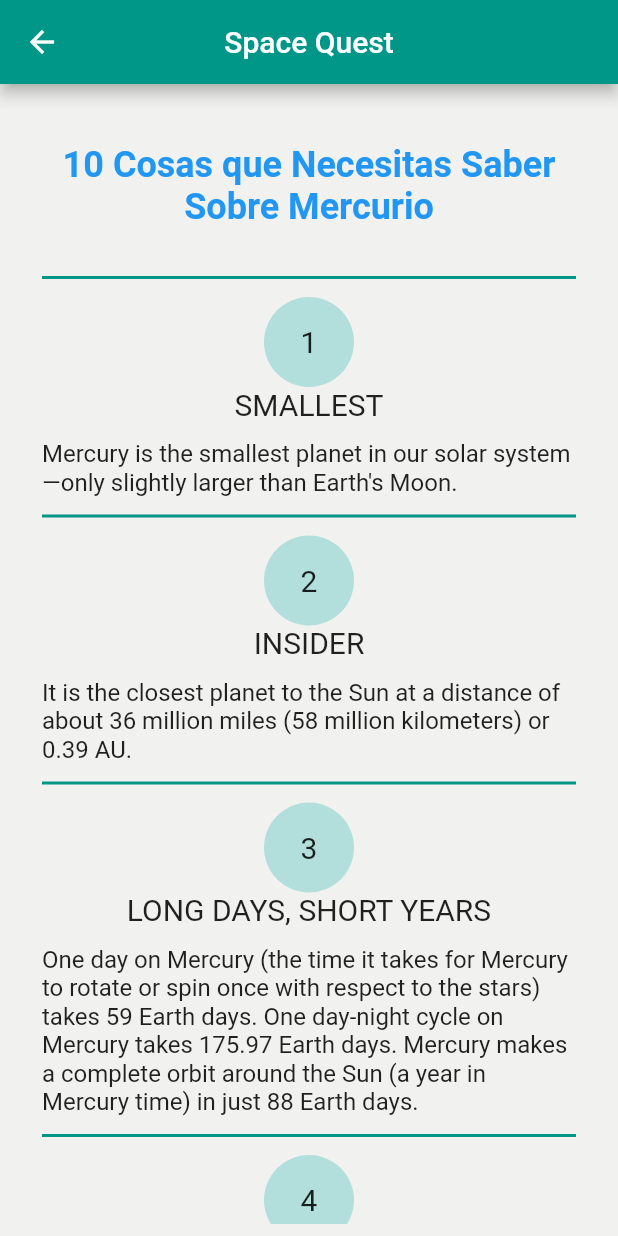
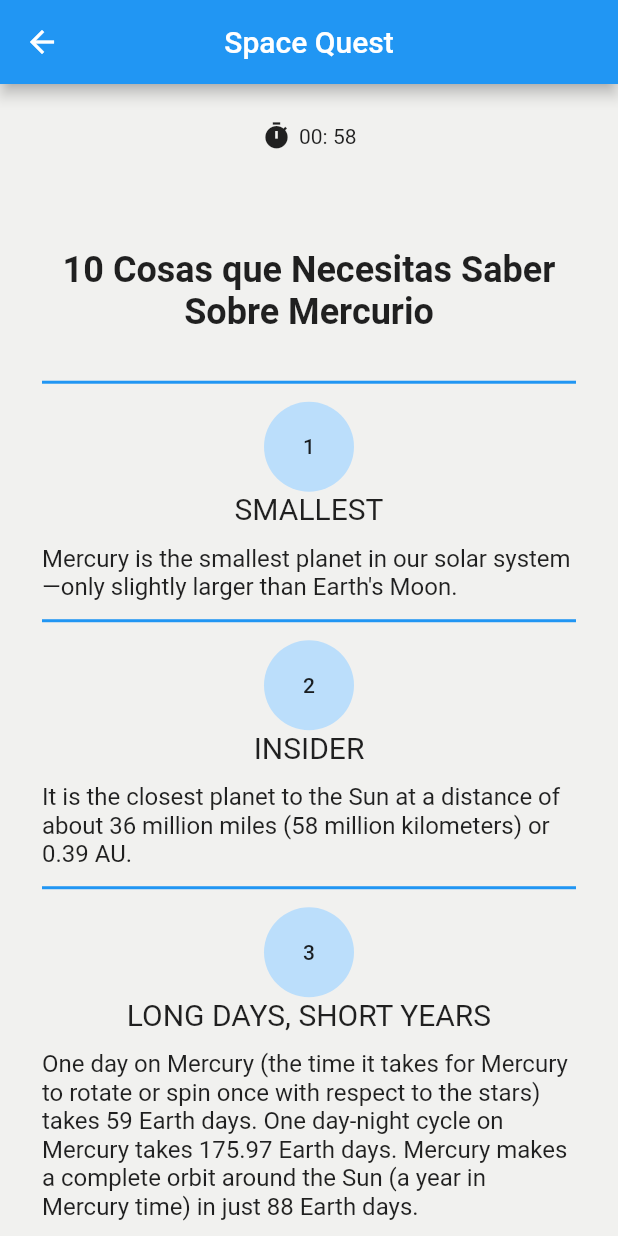
Before and after one commit to spaceInvadersTeam/spacequest, a Flutter app: the PlanetOverview screen opened directly, swiped to page 2, on a phone screen of 412 x 824 dp. Run offline on Flutter 3.47's test engine with Material 2 defaults, Android fonts, the phone set to English and light mode, and no system bars.

Commit message:
Countdown + theme

```diff
--- a/lib/countdown_timer.dart
+++ b/lib/countdown_timer.dart
@@ -38,7 +38,7 @@ class _OtpTimerState extends State<OtpTimer> {
     return Row(
       mainAxisSize: MainAxisSize.min,
       children: <Widget>[
-        Icon(Icons.timer),
+        Icon(Icons.timer,size:20),
         SizedBox(
           width: 5,
         ),
--- a/lib/main.dart
+++ b/lib/main.dart
@@ -2,7 +2,6 @@ import 'package:flutter/material.dart';
 import 'package:flutter/services.dart';
 import 'package:flutter_localizations/flutter_localizations.dart';
 import 'package:space_quest/home_page.dart';
-import 'package:space_quest/begin_quest.dart';
 import 'package:space_quest/application.dart';
 import 'package:space_quest/localization/translations_delegate.dart';
 
@@ -10,7 +9,6 @@ Future<Null> main() {
   SystemChrome.setPreferredOrientations([DeviceOrientation.portraitUp]);
   runApp(new LocalisedApp());
 }
-
 
 class LocalisedApp extends StatefulWidget {
 
@@ -36,6 +34,24 @@ class LocalisedAppState extends State<LocalisedApp> {
   Widget build(BuildContext context) {
     return MaterialApp(
       debugShowCheckedModeBanner: false,
+        theme: ThemeData(
+            // Define the default brightness and colors.
+            //brightness: Brightness.dark,
+            //primaryColor: Colors.lightBlue[800],
+            //accentColor: Colors.cyan[600],
+
+            // Define the default font family.
+           // fontFamily: 'Georgia',
+
+            // Define the default TextTheme. Use this to specify the default
+            // text styling for headlines, titles, bodies of text, and more.
+            textTheme: TextTheme(
+                //headline1: TextStyle(fontSize: 30.0, fontWeight: FontWeight.bold, color: Colors.black26),
+                headline2: TextStyle(fontSize: 24.0, fontWeight: FontWeight.bold, color: Colors.black87),
+                //bodyText1: TextStyle(fontSize: 20.0, color: Colors.teal),
+                //bodyText2: TextStyle(fontSize: 16.0, color: Colors.teal),
+            ),
+        ),
       home: HomePage(),
       /*routes:{
         "/": (context) =>HomePage(),
--- a/lib/planet_card.dart
+++ b/lib/planet_card.dart
@@ -4,13 +4,11 @@ import 'planet.dart';
 
 class PlanetCard extends StatelessWidget {
 
-  final Color textColor=Colors.teal;
   final Planet planet;
-  final Translations translator;
-  PlanetCard ({this.translator,this.planet});
+  PlanetCard ({this.planet});
 
   Widget build(BuildContext context){
-
+    var translator = Translations.of(context);
     return Card(
         margin: EdgeInsets.all(16.0),
         child: Container(
@@ -19,7 +17,7 @@ class PlanetCard extends StatelessWidget {
                 children: <Widget>[
                   Text(
                       planet.name,
-                      style:TextStyle(fontSize: 22.0,color: textColor )
+                      style:Theme.of(context).textTheme.headline2,
                   ),
                   SizedBox(height:6.0),//separador
                   Container(
@@ -32,7 +30,7 @@ class PlanetCard extends StatelessWidget {
                   SizedBox(height:6.0),//separador
                   Text(
                       planet.overview,
-                      style:TextStyle(fontSize: 16.0, color: textColor)
+                      style:Theme.of(context).textTheme.bodyText2,
                   ),
                   /*
                   RaisedButton.icon(
@@ -84,10 +82,10 @@ class PlanetCard extends StatelessWidget {
 
 class StatsList extends StatelessWidget {
   final Planet planet;
-  final Translations translator;
-  StatsList({this.translator,this.planet});
+  StatsList({this.planet});
 
   Widget build(BuildContext context) {
+    var translator = Translations.of(context);
     return Container(
         padding: EdgeInsets.fromLTRB(8.0, 20.0, 8.0, 8.0),
         height: 400.0,
@@ -102,9 +100,7 @@ class StatsList extends StatelessWidget {
                     "${translator.text("10_things_about")} ${planet.name}",
                     //"10_things ${planet.name}",
                     textAlign: TextAlign.center,
-                    style: TextStyle(fontSize: 24,
-                        color: Colors.blue,
-                        fontWeight: FontWeight.bold),
+                    style: Theme.of(context).textTheme.headline2,
                   ),
                 ),
               ),
@@ -122,13 +118,20 @@ class StatsList extends StatelessWidget {
   }
 }
 
-Widget StatCard({int order,String name, String description}) {
+class StatCard extends StatelessWidget {
+  final int order;
+  final String name;
+  final String description;
+
+  StatCard({this.order, this.name, this.description});
+
+  Widget build(BuildContext context) {
     return Padding(
       padding: const EdgeInsets.symmetric(horizontal: 20.0),
       child: Column(
         children: <Widget>[
           SizedBox(height: 12),
-        Container(height: 2, color: Colors.teal),
+          Container(height: 2, color: Theme.of(context).primaryColor),
           SizedBox(height: 12),
           Column(
             children: <Widget>[
@@ -136,22 +139,25 @@ Widget StatCard({int order,String name, String description}) {
                 width: 60.0,
                 height: 60.0,
                 decoration: new BoxDecoration(
-                color: Colors.teal[100],
+                  color: Theme.of(context).primaryColorLight,
                   shape: BoxShape.circle,
                 ),
-               child: Center (
-                 child:Text(order.toString(),style:TextStyle(fontSize: 20.0 )),
+                child: Center(
+                  child: Text(order.toString(), style: Theme
+                      .of(context)
+                      .textTheme
+                      .bodyText1),
                 ),
               ),
 
-            SizedBox(width: 16.0),
-            Text(name,style:TextStyle(fontSize: 20.0)),
-            SizedBox(height:12.0),//separador
-            Text(description, style:TextStyle(fontSize: 16.0)),
+              SizedBox(width: 20.0),
+              Text(name, style: TextStyle(fontSize: 20.0)),
+              SizedBox(height: 12.0), //separador
+              Text(description, style: TextStyle(fontSize: 16.0)),
             ],
           ),
         ],
       ),
     );
-
   }
+}
--- a/lib/planet_overview.dart
+++ b/lib/planet_overview.dart
@@ -1,5 +1,5 @@
 import 'package:flutter/material.dart';
-import 'package:space_quest/help_page.dart';
+import 'package:space_quest/countdown_timer.dart';
 import 'package:space_quest/localization/translations.dart';
 import 'planet.dart';
 import 'planet_card.dart';
@@ -25,14 +25,27 @@ class PlanetOverviewState extends State<PlanetOverview> {
         appBar: AppBar(
           title: Text('Space Quest'),
           centerTitle: true,
-          backgroundColor: Colors.teal,
+          backgroundColor: Theme.of(context).primaryColor,
         ),
         backgroundColor: const Color(0xFFF1F1EF),
-        body: PageView(
+        body: /*PageView(
             children: <Widget>[
               PlanetCard(translator:translator,planet: testPlanet),
               StatsList(translator:translator,planet: testPlanet)
-            ])
+            ]),*/
+          Column(
+              children: <Widget>[
+              Expanded( flex: 1, child:OtpTimer()),
+              Expanded(
+              flex: 10,
+              child: PageView(
+                  children: <Widget>[
+                    PlanetCard(planet: testPlanet),
+                    StatsList(planet: testPlanet)
+                  ])
+              )
+          ]
+          )
     );
   }
 }
```
Lines whose indentation alone changed are shown as unchanged.
